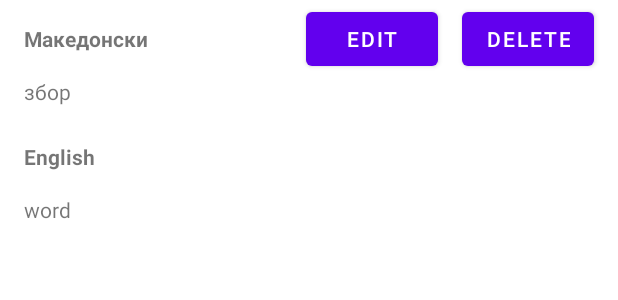
After one commit to matevskial/pmp-homeworks, an Android app: the layout recycle_view_dictionary_entry.xml on its own in the app's theme, with its tools: preview values and no code run, on a phone screen of 412 x 824 dp. The commit adds this screen. Shown: the top 300 px of the screen. Run offline under Robolectric (Android 15) with nearby library versions, the phone set to English and light mode, and no system bars.

Commit message:
[hm2] Refactor the homework: implement using the RecyclerView
Refactored:

* adding new dictionary entry
* editing dictionary entry
* deleting dictionary entry
* storage support
* searching through dictionary entries

```diff
--- a/app/build.gradle
+++ b/app/build.gradle
@@ -44,6 +44,9 @@ dependencies {
     implementation 'androidx.annotation:annotation:1.1.0'
     implementation 'androidx.lifecycle:lifecycle-livedata-ktx:2.3.0'
     implementation 'androidx.lifecycle:lifecycle-viewmodel-ktx:2.3.0'
+    implementation "androidx.recyclerview:recyclerview:1.1.0"
+    // For control over item selection of both touch and mouse driven selection
+    implementation "androidx.recyclerview:recyclerview-selection:1.1.0"
     testImplementation 'junit:junit:4.13.2'
     androidTestImplementation 'androidx.test.ext:junit:1.1.2'
     androidTestImplementation 'androidx.test.espresso:espresso-core:3.3.0'
--- /dev/null
+++ b/app/src/main/res/layout/recycle_view_dictionary_entry.xml
@@ -0,0 +1,69 @@
+<?xml version="1.0" encoding="utf-8"?>
+<androidx.constraintlayout.widget.ConstraintLayout xmlns:android="http://schemas.android.com/apk/res/android"
+    xmlns:app="http://schemas.android.com/apk/res-auto"
+    xmlns:tools="http://schemas.android.com/tools"
+    android:layout_width="match_parent"
+    android:layout_height="wrap_content"
+    android:orientation="vertical">
+
+
+    <TextView
+        android:id="@+id/macedonianLabelTextView"
+        android:layout_width="wrap_content"
+        android:layout_height="wrap_content"
+        android:layout_marginStart="16dp"
+        android:layout_marginTop="16dp"
+        android:text="@string/macedonianLabelTextViewText"
+        android:textStyle="bold"
+        app:layout_constraintStart_toStartOf="parent"
+        app:layout_constraintTop_toTopOf="parent" />
+
+    <TextView
+        android:id="@+id/neglishLabelTextView"
+        android:layout_width="wrap_content"
+        android:layout_height="wrap_content"
+        android:layout_marginStart="16dp"
+        android:layout_marginTop="24dp"
+        android:text="@string/englishLabelTextViewText"
+        android:textStyle="bold"
+        app:layout_constraintStart_toStartOf="parent"
+        app:layout_constraintTop_toBottomOf="@+id/macedonianWordTextView" />
+
+    <TextView
+        android:id="@+id/macedonianWordTextView"
+        android:layout_width="wrap_content"
+        android:layout_height="wrap_content"
+        android:layout_marginStart="16dp"
+        android:layout_marginTop="16dp"
+        app:layout_constraintStart_toStartOf="parent"
+        app:layout_constraintTop_toBottomOf="@+id/macedonianLabelTextView"
+        tools:text="збор" />
+
+    <TextView
+        android:id="@+id/englishWordTextView"
+        android:layout_width="wrap_content"
+        android:layout_height="wrap_content"
+        android:layout_marginStart="16dp"
+        android:layout_marginTop="16dp"
+        app:layout_constraintStart_toStartOf="parent"
+        app:layout_constraintTop_toBottomOf="@+id/neglishLabelTextView"
+        tools:text="word" />
+
+    <Button
+        android:id="@+id/openEditEntryDialogButton"
+        android:layout_width="wrap_content"
+        android:layout_height="wrap_content"
+        android:layout_marginEnd="16dp"
+        android:text="@string/openEditEntryDialogButtonText"
+        app:layout_constraintBaseline_toBaselineOf="@+id/macedonianLabelTextView"
+        app:layout_constraintEnd_toStartOf="@+id/deleteEntryButton" />
+
+    <Button
+        android:id="@+id/deleteEntryButton"
+        android:layout_width="wrap_content"
+        android:layout_height="wrap_content"
+        android:layout_marginEnd="16dp"
+        android:text="@string/deleteEntryButtonText"
+        app:layout_constraintBaseline_toBaselineOf="@+id/openEditEntryDialogButton"
+        app:layout_constraintEnd_toEndOf="parent" />
+</androidx.constraintlayout.widget.ConstraintLayout>
```
Also changed, not shown: app/src/main/java/com/matevskial/pmphomeworks/homework2/AddToDictionaryDialogFragment.kt (+6 -6 lines), app/src/main/java/com/matevskial/pmphomeworks/homework2/DictionaryEntriesRecycleViewAdapter.kt (added, +76 -0 lines), app/src/main/java/com/matevskial/pmphomeworks/homework2/Homework2.kt (+27 -81 lines), app/src/main/java/com/matevskial/pmphomeworks/homework2/StorageDictionary.kt (+11 -19 lines), app/src/main/res/layout/activity_homework2.xml (+3 -10 lines).
